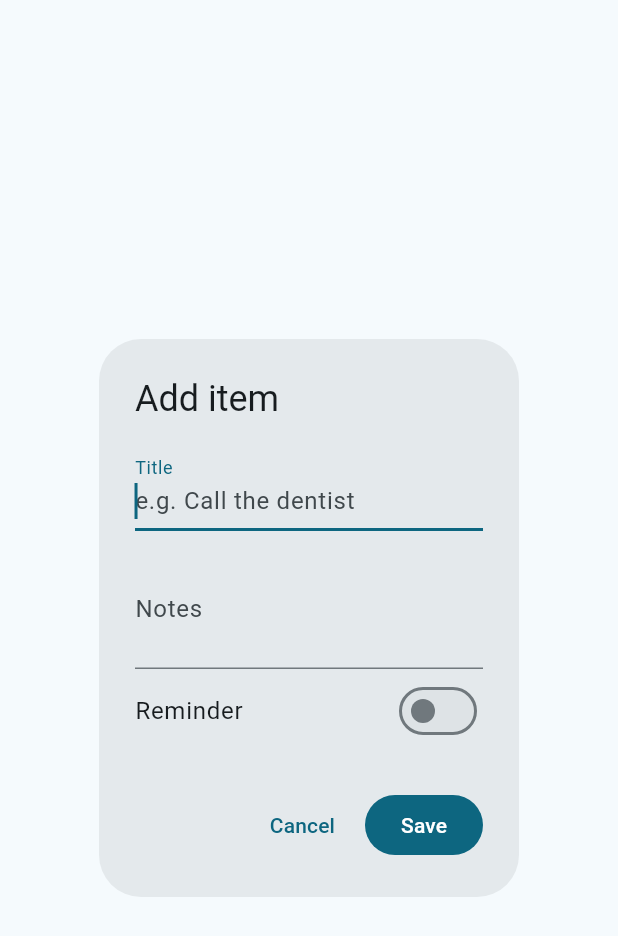
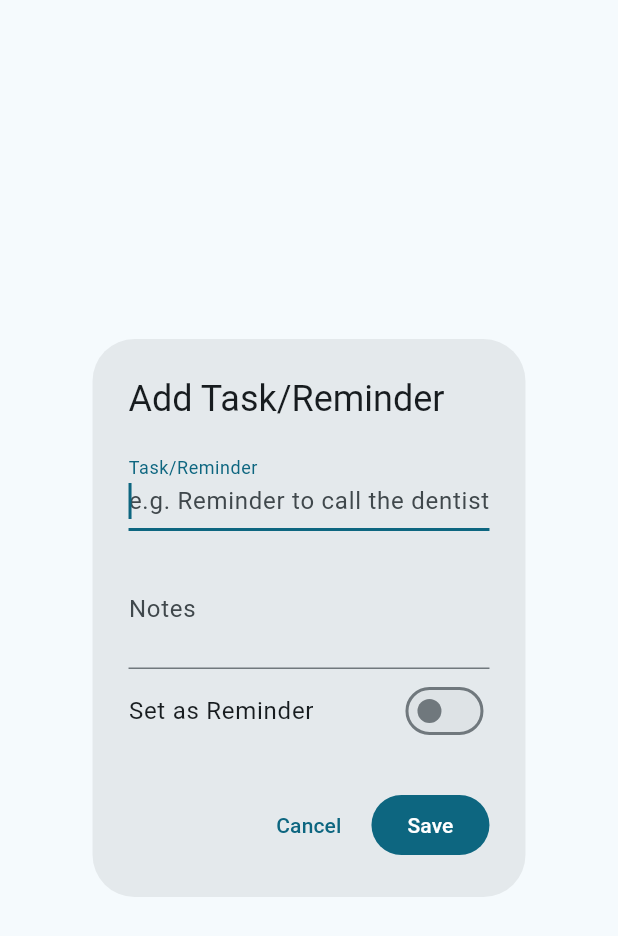
Before and after one commit to miguelagarcia0313-ux/Anchor-App, a Flutter app: the _TaskEditorDialog widget shown alone on an empty page, opened directly, on a phone screen of 412 x 824 dp. Shown: the top 936 px of the screen. Run offline on Flutter 3.47's test engine with Material 3 defaults, Android fonts, the phone set to English and light mode, and no system bars; our stand-ins replace firebase_auth, firebase_core; accounts and stored records are empty.

Commit message:
Reminders and Tasks

```diff
--- a/lib/modules/tasks/tasks_module.dart
+++ b/lib/modules/tasks/tasks_module.dart
@@ -213,7 +213,7 @@ class _TasksDetailViewState extends State<_TasksDetailView> {
       floatingActionButton: FloatingActionButton.extended(
         onPressed: _createEntry,
         icon: const Icon(Icons.add),
-        label: const Text('Add item'),
+        label: const Text('Add Task/Reminder'),
       ),
     );
   }
@@ -237,7 +237,7 @@ class _EmptyTasksState extends StatelessWidget {
             ),
             const SizedBox(height: 16),
             Text(
-              'Nothing here yet',
+              'No tasks or reminders yet!',
               style: Theme.of(context).textTheme.titleLarge,
             ),
             const SizedBox(height: 8),
@@ -362,7 +362,7 @@ class _TaskEditorDialogState extends State<_TaskEditorDialog> {
         : '${MaterialLocalizations.of(context).formatMediumDate(_dueAt!)} at '
             '${MaterialLocalizations.of(context).formatTimeOfDay(TimeOfDay.fromDateTime(_dueAt!))}';
     return AlertDialog(
-      title: Text(widget.entry == null ? 'Add item' : 'Edit item'),
+      title: Text(widget.entry == null ? 'Add Task/Reminder' : 'Edit Task/Reminder'),
       content: SingleChildScrollView(
         child: Column(
           mainAxisSize: MainAxisSize.min,
@@ -372,8 +372,8 @@ class _TaskEditorDialogState extends State<_TaskEditorDialog> {
               autofocus: true,
               textCapitalization: TextCapitalization.sentences,
               decoration: const InputDecoration(
-                labelText: 'Title',
-                hintText: 'e.g. Call the dentist',
+                labelText: 'Task/Reminder',
+                hintText: 'e.g. Reminder to call the dentist',
               ),
               onSubmitted: (_) => _save(),
             ),
@@ -384,12 +384,12 @@ class _TaskEditorDialogState extends State<_TaskEditorDialog> {
               maxLines: 2,
               decoration: const InputDecoration(
                 labelText: 'Notes',
-                hintText: 'Optional details',
+                hintText: 'Extra Details',
               ),
             ),
             SwitchListTile.adaptive(
               contentPadding: EdgeInsets.zero,
-              title: const Text('Reminder'),
+              title: const Text('Set as Reminder'),
               value: _isReminder,
               onChanged: (value) {
                 setState(() {
```
